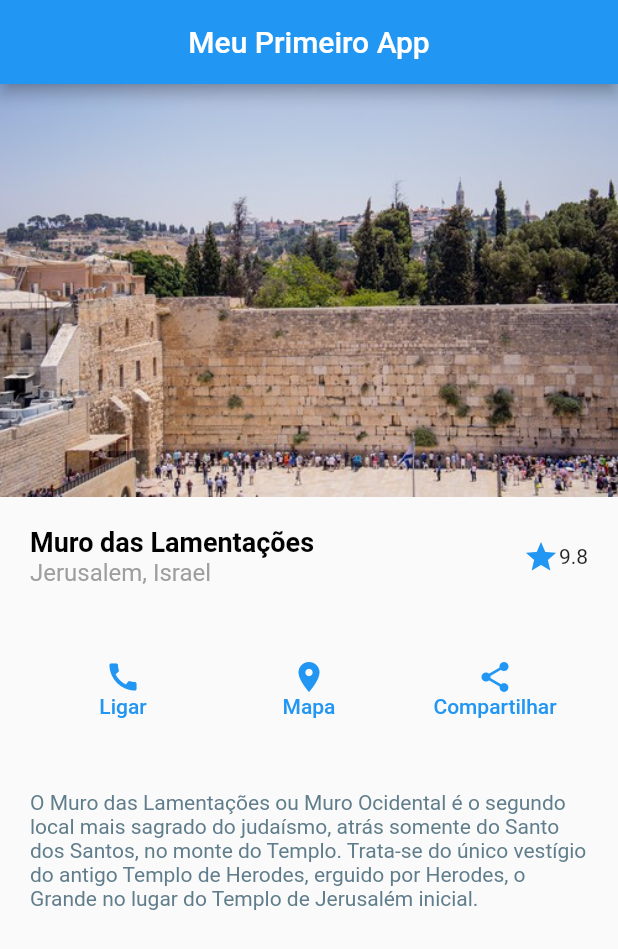
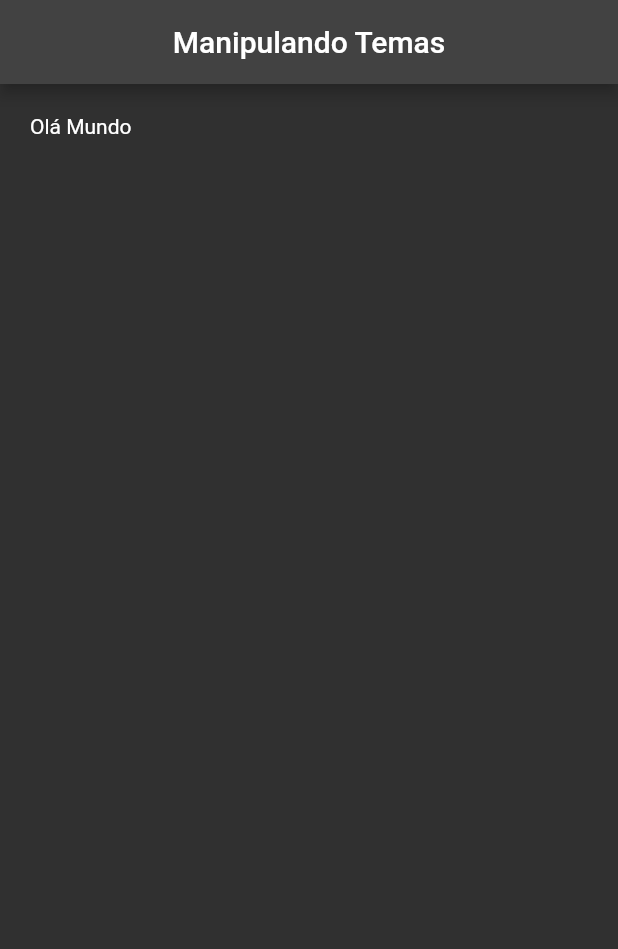
Before and after one commit to frontendDieferson/Flutterapps, a Flutter app: the screen it shows after launch, on a phone screen of 412 x 824 dp. Shown: the top 949 px of the screen. Run offline on Flutter 3.47's test engine with Material 2 defaults, Android fonts, the phone set to English and light mode, and no system bars.

Commit message:
Utilizando classe ThemeData para manipular o tema

```diff
--- a/lib/main.dart
+++ b/lib/main.dart
@@ -5,90 +5,24 @@ void main() => runApp(MeuApp());
 class MeuApp extends StatelessWidget {
   callAction() {}
   mapAction() {}
-
   shareAction() {}
 
   @override
   Widget build(BuildContext context) {
     return MaterialApp(
+      theme: ThemeData(
+      brightness: Brightness.dark
+      ),
         home: Scaffold(
             appBar: AppBar(
-              title: const Center(child: Text('Meu Primeiro App')),
+              title: const Center(child: Text('Manipulando Temas')),
             ),
             body: Column(children: [
-              Image(image: AssetImage('assets/muro.jpg')),
               Container(
-                padding: EdgeInsets.all(20),
-                child: Row(children: [
-                  Expanded(
-                      child: Column(
-                    crossAxisAlignment: CrossAxisAlignment.start,
-                    children: [
-                      Text(
-                        'Muro das Lamentações',
-                        style: TextStyle(
-                            fontSize: 18,
-                            fontWeight: FontWeight.bold,
-                            color: Colors.black),
-                      ),
-                      Text('Jerusalem, Israel',
-                          style: TextStyle(fontSize: 16, color: Colors.grey))
-                    ],
-                  )),
-                  Row(
-                    children: [
-                      Icon(Icons.star, color: Colors.blue),
-                      Text('9.8')
-                    ],
-                  )
-                ]),
-              ),
-              Container(
-                padding: EdgeInsets.all(20),
-                child: Row(
-                  children: [
-                    Button(
-                      icon: Icons.call,
-                      text: 'Ligar',
-                      onPress: callAction,
-                    ),
-                    Button(
-                      icon: Icons.location_on,
-                      text: 'Mapa',
-                      onPress: mapAction,
-                    ),
-                    Button(
-                      icon: Icons.share,
-                      text: 'Compartilhar',
-                      onPress: shareAction,
-                    )
-                  ],
-                ),
-              ),
-              Container(
-                padding: EdgeInsets.all(20),
-                child: Text(
-                  'O Muro das Lamentações ou Muro Ocidental é o segundo local mais sagrado do judaísmo, atrás somente do Santo dos Santos, no monte do Templo. Trata-se do único vestígio do antigo Templo de Herodes, erguido por Herodes, o Grande no lugar do Templo de Jerusalém inicial.',
-                  style: TextStyle(fontSize: 14, color: Colors.blueGrey),
-                ),
+                padding: const EdgeInsets.all(20),
+                child: const Text('Olá Mundo'),
+
               )
             ])));
   }
 }
-
-class Button extends StatelessWidget {
-  Button({this.onPress, required this.icon, required this.text});
-
-  var onPress;
-  IconData icon;
-  var text;
-
-  @override
-  Widget build(BuildContext context) {
-    return Expanded(
-        child: TextButton(
-      onPressed: onPress,
-      child: Column(children: [Icon(icon, color: Colors.blue), Text(text)]),
-    ));
-  }
-}
```
